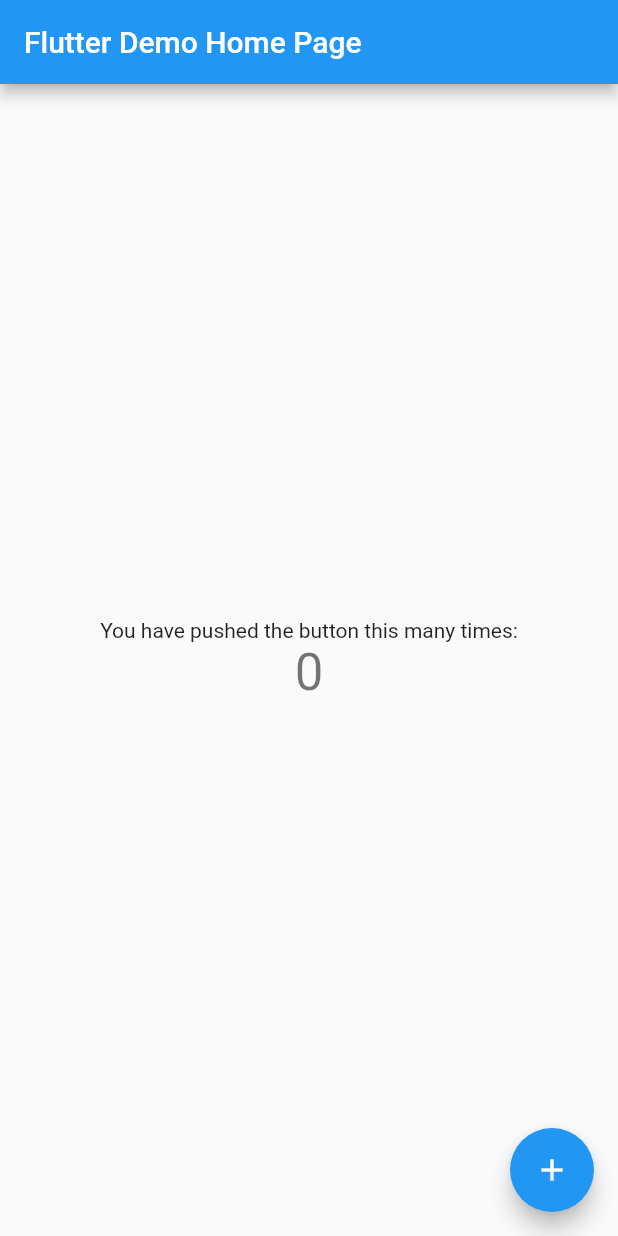
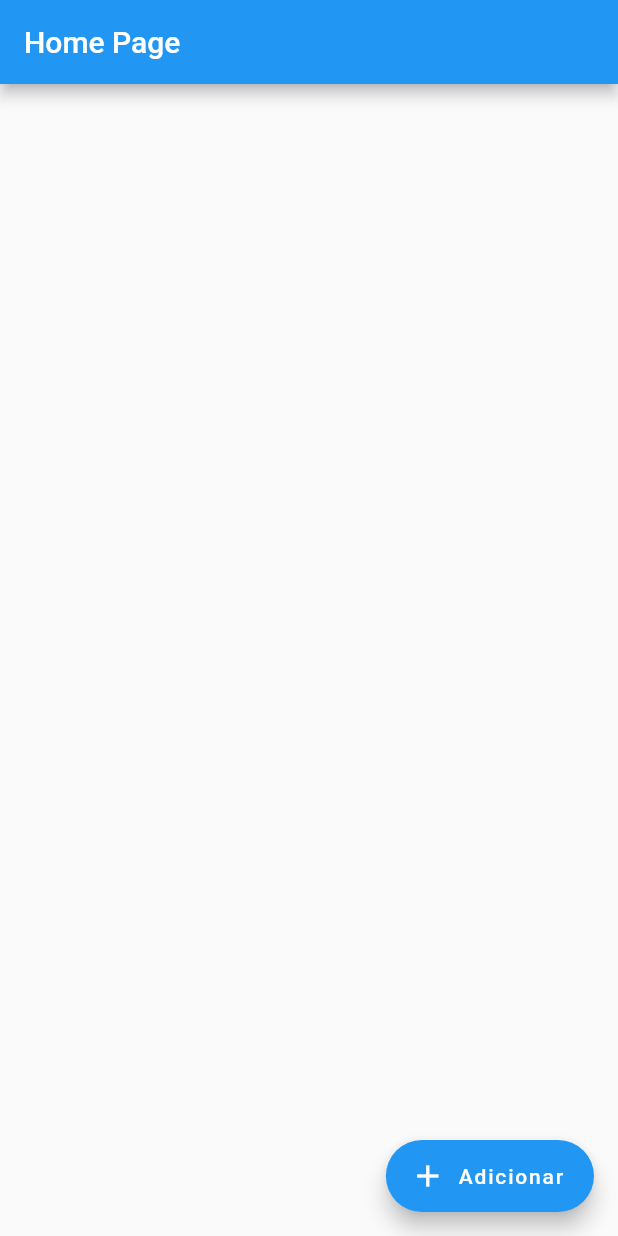
Before and after one commit to nandohawkeye/Teste-Drift, a Flutter app: the screen it shows after launch, on a phone screen of 412 x 824 dp. Run offline on Flutter 3.47's test engine with Material 2 defaults, Android fonts, the light colour scheme and no system bars.

Commit message:
Added add_employee page and widgets and route generator class

```diff
--- a/lib/main.dart
+++ b/lib/main.dart
@@ -1,5 +1,5 @@
 import 'package:flutter/material.dart';
-import 'package:teste_drift/modules/home/home_page.dart';
+import 'package:teste_drift/route/route_generator.dart';
 
 void main() {
   runApp(const App());
@@ -8,13 +8,13 @@
 class App extends StatelessWidget {
   const App({Key? key}) : super(key: key);
 
-  // This widget is the root of your application.
   @override
   Widget build(BuildContext context) {
     return MaterialApp(
       title: 'Flutter Demo',
       theme: ThemeData(primarySwatch: Colors.blue),
-      home: const HomePage(title: 'Flutter Demo Home Page'),
+      initialRoute: '/',
+      onGenerateRoute: RouteGenerator.generate,
     );
   }
 }
--- a/lib/modules/home/home_page.dart
+++ b/lib/modules/home/home_page.dart
@@ -1,45 +1,23 @@
 import 'package:flutter/material.dart';
 
-class HomePage extends StatefulWidget {
-  const HomePage({Key? key, required this.title}) : super(key: key);
-
-  final String title;
-
-  @override
-  State<HomePage> createState() => _HomePageState();
-}
-
-class _HomePageState extends State<HomePage> {
-  int _counter = 0;
-
-  void _incrementCounter() {
-    setState(() {
-      _counter++;
-    });
-  }
+class HomePage extends StatelessWidget {
+  const HomePage({Key? key}) : super(key: key);
 
   @override
   Widget build(BuildContext context) {
     return Scaffold(
-      appBar: AppBar(title: Text(widget.title)),
+      appBar: AppBar(title: const Text('Home Page')),
       body: Center(
         child: Column(
           mainAxisAlignment: MainAxisAlignment.center,
-          children: <Widget>[
-            const Text(
-              'You have pushed the button this many times:',
-            ),
-            Text(
-              '$_counter',
-              style: Theme.of(context).textTheme.headline4,
-            ),
-          ],
+          children: const <Widget>[],
         ),
       ),
-      floatingActionButton: FloatingActionButton(
-        onPressed: _incrementCounter,
+      floatingActionButton: FloatingActionButton.extended(
+        onPressed: () => Navigator.pushNamed(context, '/add_employee'),
         tooltip: 'Increment',
-        child: const Icon(Icons.add),
+        icon: const Icon(Icons.add),
+        label: const Text('Adicionar'),
       ),
     );
   }
--- /dev/null
+++ b/lib/route/route_generator.dart
@@ -0,0 +1,26 @@
+import 'package:flutter/material.dart';
+import 'package:teste_drift/modules/add_employee/add_employee_page.dart';
+import 'package:teste_drift/modules/home/home_page.dart';
+
+class RouteGenerator {
+  static Route<dynamic> generate(RouteSettings settings) {
+    switch (settings.name) {
+      case '/':
+        return MaterialPageRoute(builder: (_) => const HomePage());
+      case '/add_employee':
+        return MaterialPageRoute(builder: (_) => const AddEmployeePage());
+      default:
+        return _errorRoute();
+    }
+  }
+
+  static Route<dynamic> _errorRoute() {
+    return MaterialPageRoute(builder: (_) {
+      return const Scaffold(
+        body: Center(
+          child: Text('Página não encontrada'),
+        ),
+      );
+    });
+  }
+}
```
Also changed, not shown: lib/modules/add_employee/add_employee_page.dart (added, +53 -0 lines), lib/shared/widgets/custom_textformfield.dart (added, +28 -0 lines).
